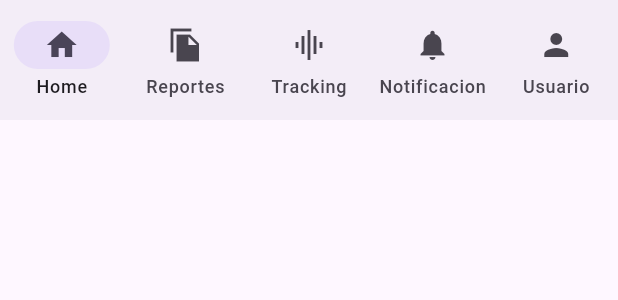
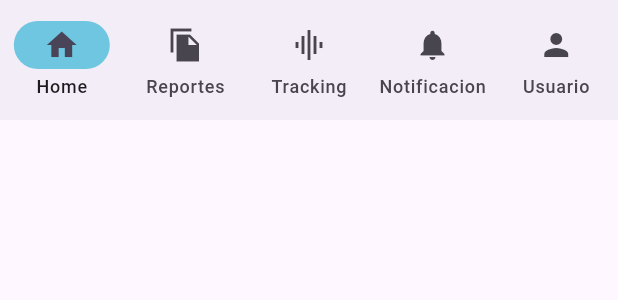
Before and after one commit to Zylohw/Leaf-Counter, a Flutter app: the NavigatorBar widget shown alone on an empty page, opened directly, on a phone screen of 412 x 824 dp. Shown: the top 300 px of the screen. Run offline on Flutter 3.47's test engine with Material 3 defaults, Android fonts, the phone set to English and light mode, and no system bars.

```diff
--- a/frontend/leaf_mobile/lib/widgets/navigator_bar.dart
+++ b/frontend/leaf_mobile/lib/widgets/navigator_bar.dart
@@ -1,4 +1,5 @@
 import 'package:flutter/material.dart';
+import 'package:leaf_mobile/core/app_colors.dart';
 
 class NavigatorBar extends StatefulWidget{
   final Icon icon1 ;
@@ -21,6 +22,7 @@ class _NavigatorBarState extends State<NavigatorBar>{
   @override
   Widget build  (BuildContext context){
     return NavigationBar(
+      indicatorColor: AppColors.lightBlue,
       destinations: <Widget>[
         NavigationDestination(icon: widget.icon1, label: widget.label1),
         NavigationDestination(icon: widget.icon2, label: widget.label2),
@@ -28,10 +30,6 @@ class _NavigatorBarState extends State<NavigatorBar>{
         NavigationDestination(icon: widget.icon4, label: widget.label4),
         NavigationDestination(icon: widget.icon5, label: widget.label5),
       ]
-
-
-
-
       );
   }
 }
```
